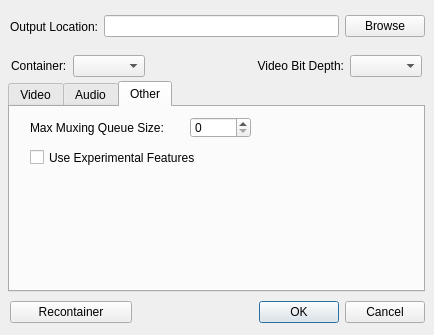
l33tmeatwad/AMVtool, file Source/configure.ui: the form before one commit.
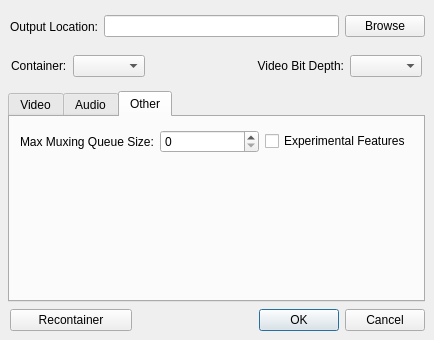
The form after the commit. The open tabs and pages were chosen to show the change.

What changed in the file:
```diff
--- a/Source/configure.ui
+++ b/Source/configure.ui
@@ -7,19 +7,19 @@
     <x>0</x>
     <y>0</y>
     <width>434</width>
-    <height>335</height>
+    <height>340</height>
    </rect>
   </property>
   <property name="minimumSize">
    <size>
     <width>434</width>
-    <height>335</height>
+    <height>340</height>
    </size>
   </property>
   <property name="maximumSize">
    <size>
     <width>434</width>
-    <height>335</height>
+    <height>340</height>
    </size>
   </property>
   <property name="windowTitle">
@@ -29,7 +29,7 @@
    <property name="geometry">
     <rect>
      <x>8</x>
-     <y>81</y>
+     <y>91</y>
      <width>417</width>
      <height>211</height>
     </rect>
@@ -800,44 +800,38 @@
     <attribute name="title">
      <string>Other</string>
     </attribute>
-    <widget class="QCheckBox" name="experimentalFeatures">
+    <widget class="QWidget" name="horizontalLayoutWidget_3">
      <property name="geometry">
       <rect>
-       <x>20</x>
-       <y>30</y>
-       <width>371</width>
-       <height>41</height>
+       <x>10</x>
+       <y>9</y>
+       <width>391</width>
+       <height>31</height>
       </rect>
      </property>
-     <property name="text">
-      <string>Use Experimental Features</string>
-     </property>
-    </widget>
-    <widget class="QLabel" name="maxMuxLabel">
-     <property name="geometry">
-      <rect>
-       <x>20</x>
-       <y>10</y>
-       <width>151</width>
-       <height>21</height>
-      </rect>
-     </property>
-     <property name="text">
-      <string>Max Muxing Queue Size:</string>
-     </property>
-    </widget>
-    <widget class="QSpinBox" name="maxMuxing">
-     <property name="geometry">
-      <rect>
-       <x>180</x>
-       <y>10</y>
-       <width>61</width>
-       <height>21</height>
-      </rect>
-     </property>
-     <property name="maximum">
-      <number>9999</number>
-     </property>
+     <layout class="QHBoxLayout" name="horizontalLayout">
+      <item>
+       <widget class="QLabel" name="maxMuxLabel">
+        <property name="text">
+         <string>Max Muxing Queue Size:</string>
+        </property>
+       </widget>
+      </item>
+      <item>
+       <widget class="QSpinBox" name="maxMuxing">
+        <property name="maximum">
+         <number>9999</number>
+        </property>
+       </widget>
+      </item>
+      <item>
+       <widget class="QCheckBox" name="experimentalFeatures">
+        <property name="text">
+         <string>Experimental Features</string>
+        </property>
+       </widget>
+      </item>
+     </layout>
     </widget>
    </widget>
   </widget>
@@ -845,9 +839,9 @@
    <property name="geometry">
     <rect>
      <x>10</x>
-     <y>290</y>
+     <y>300</y>
      <width>415</width>
-     <height>44</height>
+     <height>41</height>
     </rect>
    </property>
    <layout class="QHBoxLayout" name="exitButtons">
```
Left out of the diff: 82 changed lines with no effect on the pictures.
